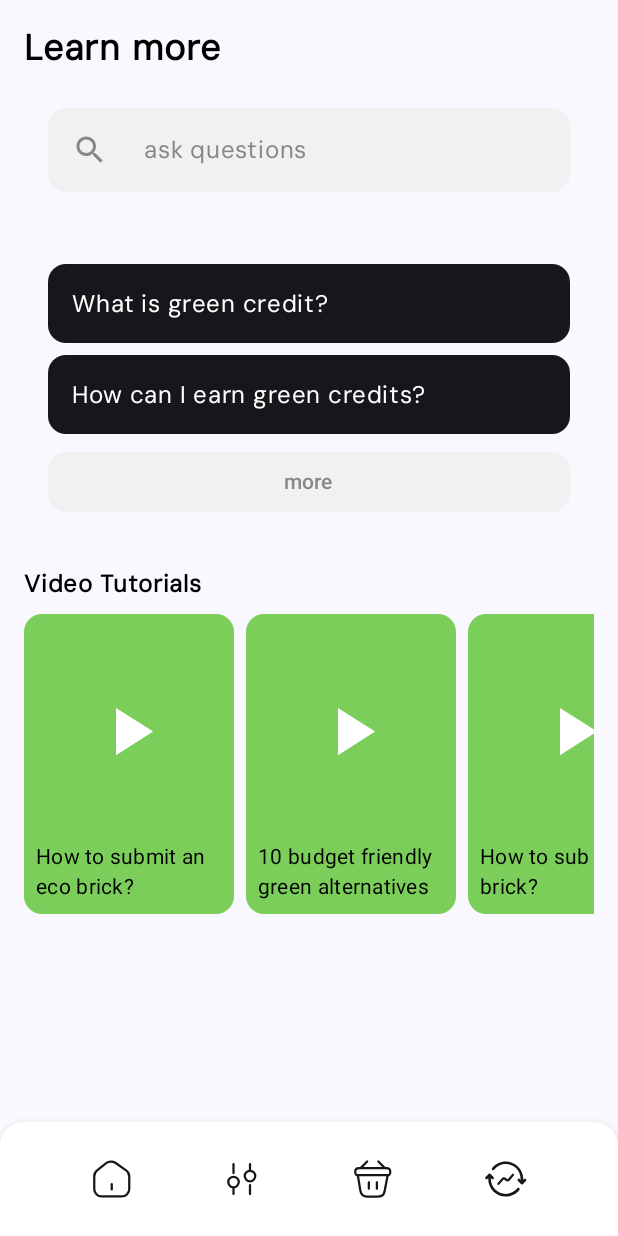
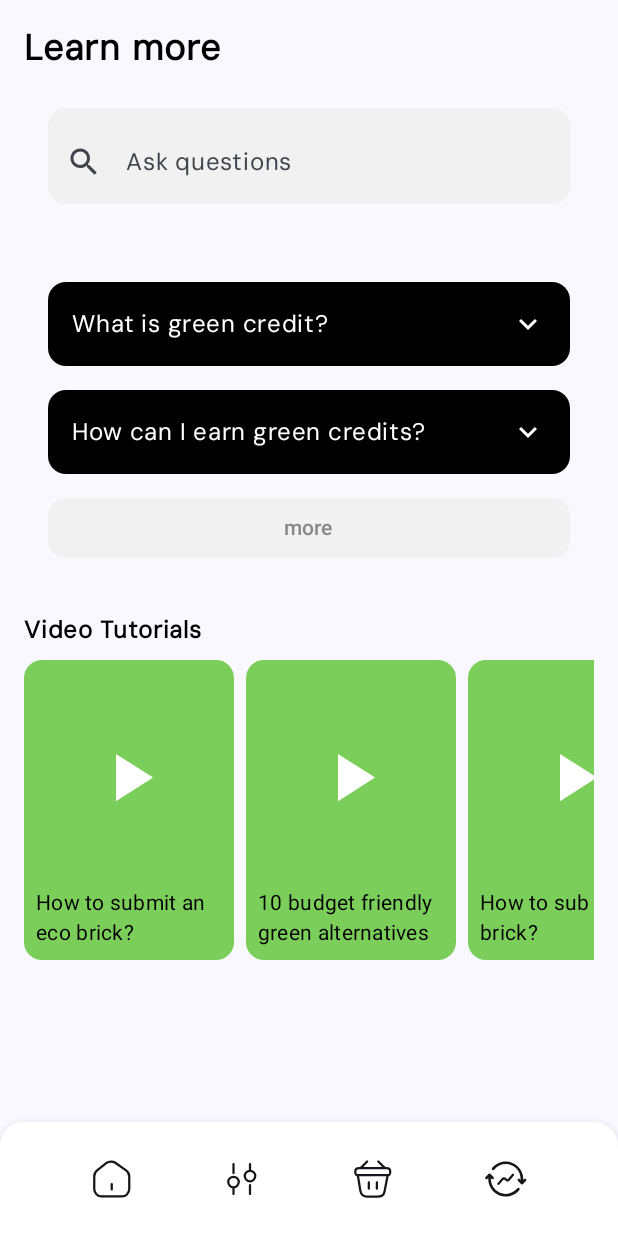
Before and after one commit to arre-adi/Ekopay, an Android app built with Jetpack Compose: the learn_more screen opened through its navigation route, on a phone screen of 412 x 824 dp. Run offline under Robolectric (Android 15) with nearby library versions, the phone set to English and light mode, and no system bars; libraries missing offline, so code that uses them is left out: com.google.ai.client.

Commit message:
chnaged search bar, completed navigation graphs

```diff
--- /dev/null
+++ b/app/src/main/java/com/example/ekopay/CheckBalance.kt
@@ -0,0 +1 @@
+package com.example.ekopay
--- /dev/null
+++ b/app/src/main/java/com/example/ekopay/CrowdFunding.kt
@@ -0,0 +1 @@
+package com.example.ekopay
--- /dev/null
+++ b/app/src/main/java/com/example/ekopay/EnergyMeter.kt
@@ -0,0 +1 @@
+package com.example.ekopay
--- a/app/src/main/java/com/example/ekopay/Learning.kt
+++ b/app/src/main/java/com/example/ekopay/Learning.kt
@@ -5,15 +5,24 @@ import androidx.compose.material3.ExposedDropdownMenuBox
 import androidx.compose.foundation.background
 import androidx.compose.foundation.clickable
 import androidx.compose.foundation.layout.*
+import androidx.compose.foundation.lazy.LazyColumn
 import androidx.compose.foundation.lazy.LazyRow
 import androidx.compose.foundation.lazy.items
 import androidx.compose.foundation.shape.RoundedCornerShape
+import androidx.compose.foundation.text.KeyboardOptions
+import androidx.compose.material.icons.Icons
+import androidx.compose.material.icons.filled.KeyboardArrowDown
+import androidx.compose.material.icons.filled.KeyboardArrowUp
+import androidx.compose.material.icons.filled.Search
 import androidx.compose.material3.Button
 import androidx.compose.material3.ButtonDefaults
 import androidx.compose.material3.DropdownMenu
 import androidx.compose.material3.Icon
+import androidx.compose.material3.IconButton
 import androidx.compose.material3.MaterialTheme
+import androidx.compose.material3.OutlinedTextField
 import androidx.compose.material3.Text
+import androidx.compose.material3.TextFieldDefaults
 import androidx.compose.runtime.Composable
 import androidx.compose.runtime.getValue
 import androidx.compose.runtime.mutableStateOf
@@ -26,41 +35,126 @@ import androidx.compose.ui.graphics.Color
 import androidx.compose.ui.graphics.vector.ImageVector
 import androidx.compose.ui.res.vectorResource
 import androidx.compose.ui.text.font.FontWeight
+import androidx.compose.ui.text.input.ImeAction
 import androidx.compose.ui.tooling.preview.Preview
 import androidx.compose.ui.unit.dp
 import androidx.compose.ui.unit.sp
+import androidx.lifecycle.ViewModel
+import androidx.lifecycle.viewModelScope
 import com.example.ekopay.ui.theme.Black1
 import com.example.ekopay.ui.theme.Green1
 import com.example.ekopay.ui.theme.White1
+import com.google.ai.client.generativeai.GenerativeModel
+import com.google.ai.client.generativeai.type.GenerateContentResponse
+import kotlinx.coroutines.launch
 
 
-@Composable @Preview(showBackground = true, showSystemUi = true)
+@Composable
+@Preview(showBackground = true, showSystemUi = true)
 fun LearningScreen() {
-
-        Column(
+    LazyColumn(
         modifier = Modifier
+            .fillMaxSize()
             .padding(16.dp)
     ) {
+        item {
             Text(
                 text = "Learn more",
                 fontSize = 24.sp,
                 fontWeight = FontWeight.Bold
             )
+        }
+
+        item {
             Spacer(modifier = Modifier.height(8.dp))
-            SearchBar(
-                placeholder = "ask questions",
-                initialQuery = "",
-                onQueryChange = { newQuery ->
-                    println("ask question: $newQuery")
         }
-            )
+
+        item {
+            GeminiSearchBar()
+        }
+        item {
             Spacer(modifier = Modifier.height(16.dp))
+        }
+
+        item {
             FAQ()
+        }
+
+        item {
             Spacer(modifier = Modifier.height(16.dp))
+        }
+
+        item {
             VideoTutorials()
         }
     }
+}
 
+
+
+
+
+
+
+class GeminiViewModel : ViewModel() {
+    private val generativeModel = GenerativeModel(
+        modelName = "gemini-1.5-flash-001",
+        apiKey = "lull"
+    )
+
+    var searchQuery by mutableStateOf("")
+    var answer by mutableStateOf("")
+    var isLoading by mutableStateOf(false)
+
+    fun search() {
+        viewModelScope.launch {
+            isLoading = true
+            try {
+                val response: GenerateContentResponse = generativeModel.generateContent(searchQuery)
+                answer = response.text ?: "No answer found"
+            } catch (e: Exception) {
+                answer = "Error: ${e.message}"
+            } finally {
+                isLoading = false
+            }
+        }
+    }
+}
+
+
+
+@Composable
+fun GeminiSearchBar(viewModel: GeminiViewModel = androidx.lifecycle.viewmodel.compose.viewModel()) {
+        OutlinedTextField(
+            leadingIcon = {
+                IconButton(onClick = {/*TODO*/}){
+                    Icon(
+                        imageVector = Icons.Default.Search,
+                        contentDescription = "Search"
+                    )
+                }
+            },
+            value = viewModel.searchQuery,
+            onValueChange = { viewModel.searchQuery = it },
+            label = { Text("Ask questions") },
+            keyboardOptions = KeyboardOptions(
+                imeAction = ImeAction.Search
+            ),
+
+            modifier = Modifier
+                .fillMaxWidth()
+                .padding(16.dp)
+                .clip(RoundedCornerShape(12.dp))
+                .background(Color(0xFFF1F1F1)),
+            colors = TextFieldDefaults.colors(
+                disabledContainerColor = Color.Transparent,
+                focusedContainerColor = Color.Transparent,
+                unfocusedContainerColor = Color.Transparent,
+                focusedIndicatorColor = Color.Transparent,
+                unfocusedIndicatorColor = Color.Transparent
+            )
+        )
+    }
 
 @Composable
 fun FAQ() {
@@ -94,27 +188,60 @@ fun FAQItem(question: String, answer: String) {
     Column(
         modifier = Modifier
             .fillMaxWidth()
-            .background(Black1,
-                shape = RoundedCornerShape(12.dp))
+            .padding(vertical = 4.dp)
+    ) {
+        Box(
+            modifier = Modifier
+                .fillMaxWidth()
+                .clip(
+                    RoundedCornerShape(
+                        topStart = 12.dp,
+                        topEnd = 12.dp,
+                        bottomStart = if (expanded) 0.dp else 12.dp,
+                        bottomEnd = if (expanded) 0.dp else 12.dp
+                    )
+                )
+                .background(Color.Black)
+                .clickable { expanded = !expanded }
                 .padding(16.dp)
-            .clickable { expanded = !expanded }
+        ) {
+            Row(
+                modifier = Modifier.fillMaxWidth(),
+                horizontalArrangement = Arrangement.SpaceBetween,
+                verticalAlignment = Alignment.CenterVertically
             ) {
                 Text(
                     text = question,
                     color = Color.White,
-            style = MaterialTheme.typography.bodyLarge,
+                    fontSize = 16.sp
                 )
+                Icon(
+                    imageVector = if (expanded) Icons.Filled.KeyboardArrowUp else Icons.Filled.KeyboardArrowDown,
+                    contentDescription = if (expanded) "Collapse" else "Expand",
+                    tint = Color.White
+                )
+            }
+        }
+
         AnimatedVisibility(visible = expanded) {
+            Box(
+                modifier = Modifier
+                    .fillMaxWidth()
+                    .background(
+                        color = Color.White,
+                        shape = RoundedCornerShape(bottomStart = 12.dp, bottomEnd = 12.dp)
+                    )
+                    .padding(16.dp)
+            ) {
                 Text(
                     text = answer,
-                color = Color.White,
-                fontSize = 16.sp,
-                modifier = Modifier.padding(top = 8.dp)
+                    color = Color.Black,
+                    fontSize = 14.sp
                 )
             }
         }
     }
-
+}
 
 @Composable
 fun VideoTutorials() {
--- /dev/null
+++ b/app/src/main/java/com/example/ekopay/MetroRecharge.kt
@@ -0,0 +1 @@
+package com.example.ekopay
--- /dev/null
+++ b/app/src/main/java/com/example/ekopay/PayContacts.kt
@@ -0,0 +1 @@
+package com.example.ekopay
--- /dev/null
+++ b/app/src/main/java/com/example/ekopay/ScanQR.kt
@@ -0,0 +1 @@
+package com.example.ekopay
--- a/app/src/main/java/com/example/ekopay/Transaction_history.kt
+++ b/app/src/main/java/com/example/ekopay/Transaction_history.kt
@@ -9,6 +9,7 @@ import androidx.compose.foundation.layout.*
 import androidx.compose.foundation.lazy.LazyColumn
 import androidx.compose.foundation.lazy.items
 import androidx.compose.foundation.shape.RoundedCornerShape
+import androidx.compose.foundation.text.KeyboardOptions
 import androidx.compose.material.*
 import androidx.compose.material.icons.Icons
 import androidx.compose.material.icons.filled.Search
@@ -16,6 +17,7 @@ import androidx.compose.material3.Button
 import androidx.compose.material3.ButtonDefaults
 import androidx.compose.material3.Card
 import androidx.compose.material3.Icon
+import androidx.compose.material3.IconButton
 import androidx.compose.material3.TextField
 import androidx.compose.material3.TextFieldDefaults
 import androidx.compose.runtime.*
@@ -26,6 +28,7 @@ import androidx.compose.ui.graphics.Color
 import androidx.compose.ui.layout.ContentScale
 import androidx.compose.ui.res.painterResource
 import androidx.compose.ui.text.font.FontWeight
+import androidx.compose.ui.text.input.ImeAction
 import androidx.compose.ui.text.input.TextFieldValue
 import androidx.compose.ui.unit.dp
 import androidx.compose.ui.unit.sp
@@ -112,25 +115,17 @@ fun SearchBar(
 ) {
     var searchQuery by remember { mutableStateOf(TextFieldValue(initialQuery)) }
 
-    Row(
-        modifier = Modifier
-            .padding(16.dp)
-            .clip(RoundedCornerShape(12.dp))
-            .background(Color(0xFFF1F1F1))
-            .fillMaxWidth()
-            .height(56.dp),
-        verticalAlignment = Alignment.CenterVertically
-    ) {
-        Icon(
-            imageVector = Icons.Default.Search,
-            contentDescription = "Search Icon",
-            tint = Color.Gray,
-            modifier = Modifier
-                .padding(start = 16.dp)
-                .size(24.dp)
-        )
+
 
         TextField(
+            leadingIcon = {
+                IconButton(onClick = {/*TODO*/}){
+                    Icon(
+                        imageVector = Icons.Default.Search,
+                        contentDescription = "Search"
+                    )
+                }
+            },
             value = searchQuery,
             onValueChange = { newQuery ->
                 searchQuery = newQuery
@@ -143,9 +138,14 @@ fun SearchBar(
                     fontSize = 16.sp
                 )
             },
+            keyboardOptions = KeyboardOptions(
+                imeAction = ImeAction.Search
+            ),
             modifier = Modifier
                 .fillMaxWidth()
-                .padding(horizontal = 8.dp),
+                .padding(16.dp)
+                .clip(RoundedCornerShape(12.dp))
+                .background(Color(0xFFF1F1F1)),
             colors = TextFieldDefaults.colors(
                 disabledContainerColor = Color.Transparent,
                 focusedContainerColor = Color.Transparent,
@@ -155,7 +155,7 @@ fun SearchBar(
             )
         )
     }
-}
+
 
 @Composable
 fun TransactionTabs() {
--- a/app/src/main/java/com/example/ekopay/ui/theme/Color.kt
+++ b/app/src/main/java/com/example/ekopay/ui/theme/Color.kt
@@ -6,10 +6,10 @@ import androidx.compose.ui.graphics.Color
 val Purple80 = Color(0xFFD0BCFF)
 val PurpleGrey80 = Color(0xFFCCC2DC)
 val Pink80 = Color(0xFFEFB8C8)
-val White80 = Color(0xFFFFFFFF) // Capitalize for consistency
 val Purple40 = Color(0xFF6650a4)
 val PurpleGrey40 = Color(0xFF625b71)
 val Pink40 = Color(0xFF7D5260)
 val Black1 = Color(0xFF16161B)  // Corrected
 val Green1 = Color(0xFF7ace59)
 val White1 = Color(0xFFFFFFFF)
+val Grey1 = Color(0xFFE0E0E0)
```
Also changed, not shown: app/src/main/java/com/example/ekopay/Shop.kt (+0 -13 lines), app/src/main/java/com/example/ekopay/quesGenerator.kt (+2 -24 lines). Lines whose indentation alone changed are shown as unchanged.
